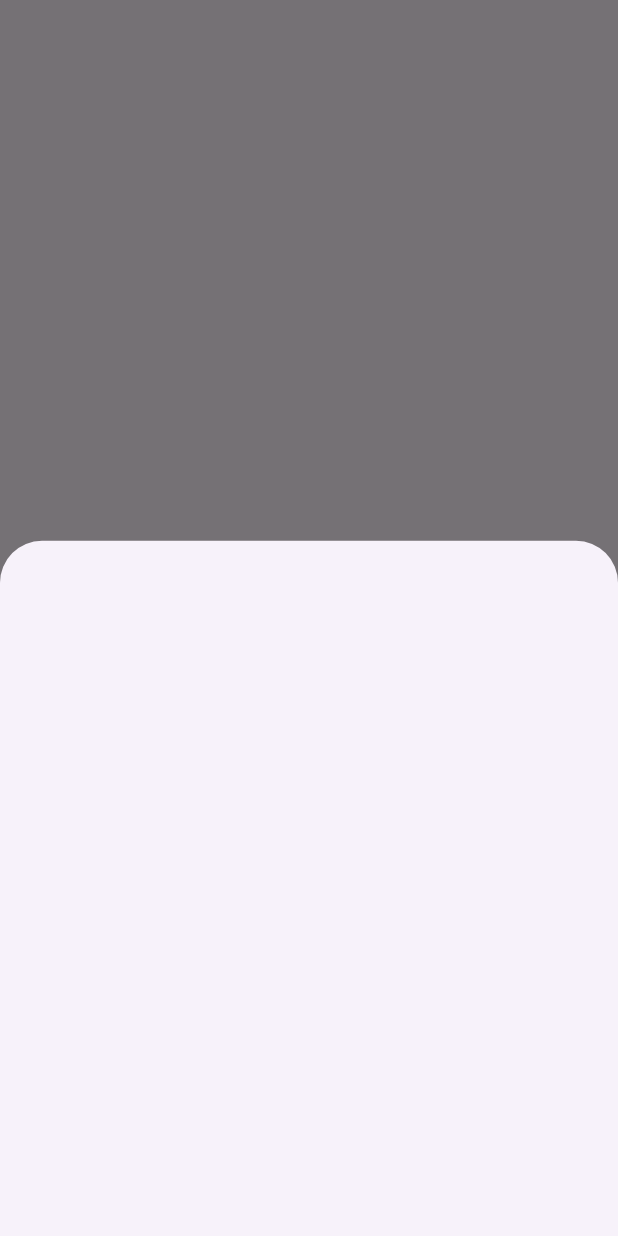
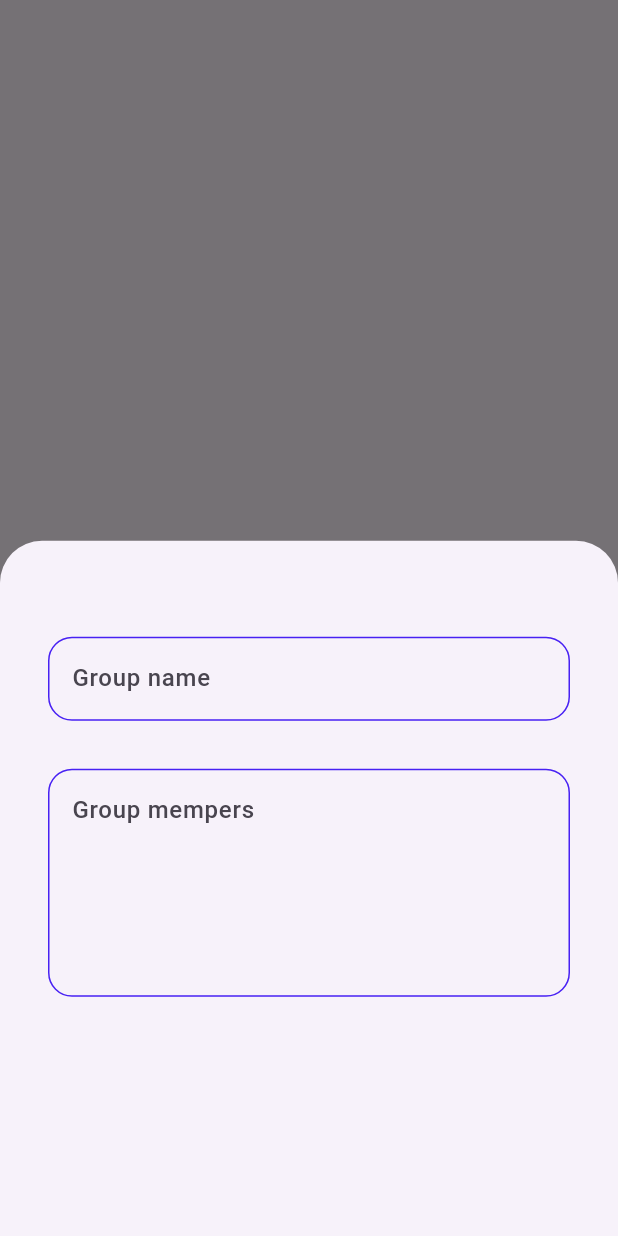
Before and after one commit to Abdallahmusa310/Daily_math, a Flutter app: the screen it shows after launch, item 2 of the bottom bar chosen, after a tap on the "add" icon, on a phone screen of 412 x 824 dp. Run offline on Flutter 3.47's test engine with Material 3 defaults, Android fonts, the phone set to English and light mode, and no system bars; drawn by our look-alikes of curved_navigation_bar.

Commit message:
create shee for groubs,create coustm textfields

```diff
--- a/lib/Componants/Coustmnavigationbar.dart
+++ b/lib/Componants/Coustmnavigationbar.dart
@@ -33,11 +33,11 @@ class _NavbarState extends State<Navbar> {
           items:
        const  [
             Icon(Icons.settings,
-            color: Colors.purple),
+            color: Color.fromARGB(255, 53, 39, 176)),
             Icon(Icons.home,
-            color: Colors.purple),
+            color: Color.fromARGB(255, 53, 39, 176)),
             Icon(Icons.menu,
-            color: Colors.purple)
+            color: Color.fromARGB(255,53, 39, 176))
            ],
            onTap: (i){
             setState((){
--- a/lib/Componants/addgroubsheet.dart
+++ b/lib/Componants/addgroubsheet.dart
@@ -1,4 +1,5 @@
 
+import 'package:daily_math/Componants/coustntextfield.dart';
 import 'package:flutter/material.dart';
 
 class Addgroubsheet extends StatelessWidget {
@@ -6,6 +7,16 @@ class Addgroubsheet extends StatelessWidget {
 
   @override
   Widget build(BuildContext context) {
-    return  Container();
+    return  Padding(
+      padding:const EdgeInsets.all(32),
+      child:  Column(
+        children: [
+        const  SizedBox(height: 32,),
+          Coustmtextfield(hintText: 'Group name',maxsize: 1,),
+          const SizedBox(height: 32,),
+          Coustmtextfield(hintText: 'Group mempers',maxsize:5 ,)
+        ],
+      ),
+    );
   }
 }
--- a/lib/Componants/coustmicons.dart
+++ b/lib/Componants/coustmicons.dart
@@ -13,6 +13,7 @@ class Coustmicons extends StatelessWidget {
         color: Colors.white.withOpacity(0.1)
       ),
       child: Center(child:IconButton(onPressed: (){},icon:const Icon(Icons.search))),
+
     );
   }
 }
--- /dev/null
+++ b/lib/Componants/coustntextfield.dart
@@ -0,0 +1,31 @@
+// ignore_for_file: must_be_immutable
+
+import 'package:flutter/material.dart';
+class Coustmtextfield extends StatelessWidget {
+   Coustmtextfield({super.key,this.hintText,this.maxsize});
+  String? hintText;
+  int? maxsize;
+
+  @override
+  Widget build(BuildContext context) {
+    return  TextField(
+      maxLines: maxsize,
+      decoration: InputDecoration(
+        hintText: '$hintText',
+        border: buildborder(),
+        enabledBorder: buildborder()
+      ),
+    );
+  }
+
+  OutlineInputBorder buildborder() {
+    return OutlineInputBorder(
+
+        borderRadius: BorderRadius.circular(16),
+        borderSide: const BorderSide(
+          color: Color.fromARGB(255, 72, 33, 243)
+        )
+
+      );
+  }
+}
--- a/lib/Views/homeview.dart
+++ b/lib/Views/homeview.dart
@@ -15,7 +15,8 @@ class Homeview extends StatelessWidget {
               });
             },
             child: const Icon(Icons.add,color: Colors.purple,),
-            )
+            ),
+            body: const Column() ,
 
     );
   }
--- a/lib/main.dart
+++ b/lib/main.dart
@@ -1,6 +1,13 @@
 import 'package:daily_math/Componants/Coustmnavigationbar.dart';
+import 'package:daily_math/Views/Friday.dart';
+import 'package:daily_math/Views/Saturdayview.dart';
 import 'package:daily_math/Views/Setting.dart';
+import 'package:daily_math/Views/Thursday.dart';
+import 'package:daily_math/Views/Tuesday.dart';
+import 'package:daily_math/Views/Wednesday.dart';
 import 'package:daily_math/Views/daysmenuview.dart';
+import 'package:daily_math/Views/monday.dart';
+import 'package:daily_math/Views/sunday.dart';
 import 'package:flutter/material.dart';
 
 void main() {
@@ -19,7 +26,14 @@
       'Homeview'   :(context) => const Daysmenu(),
       'Groubday'   :(context) => const Daysmenu(),
       'Settingview':(context) => const Settingview(),
-      'Navbar'     :(context) => const  Navbar()
+      'Navbar'     :(context) => const  Navbar(),
+      'Saturday'   :(context) => const Saturday(),
+      'Friday'     :(context) => const Friday(),
+      'Sunday'     :(context) => const Sunday(),
+      'Monday'     :(context) => const Monday(),
+      'Tuesday'    :(context) => const Tuesday(),
+      'Wednesday'    :(context) => const Wednesday(),
+      'Thursday'    :(context) => const Thursday(),
       },
       initialRoute: 'Navbar',
     );
```
Also changed, not shown: lib/Componants/coustmaddbt.dart (added, +42 -0 lines), lib/Componants/coustmcard.dart (+8 -9 lines), lib/Componants/listofcards.dart (+10 -2 lines), lib/Componants/widgets.dart (+0 -41 lines), lib/Views/Friday.dart (added, +41 -0 lines), lib/Views/Saturdayview.dart (added, +48 -0 lines), lib/Views/Thursday.dart (added, +47 -0 lines), lib/Views/Tuesday.dart (added, +47 -0 lines), lib/Views/Wednesday.dart (added, +47 -0 lines), lib/Views/monday.dart (added, +46 -0 lines), lib/Views/sunday.dart (added, +50 -0 lines).
